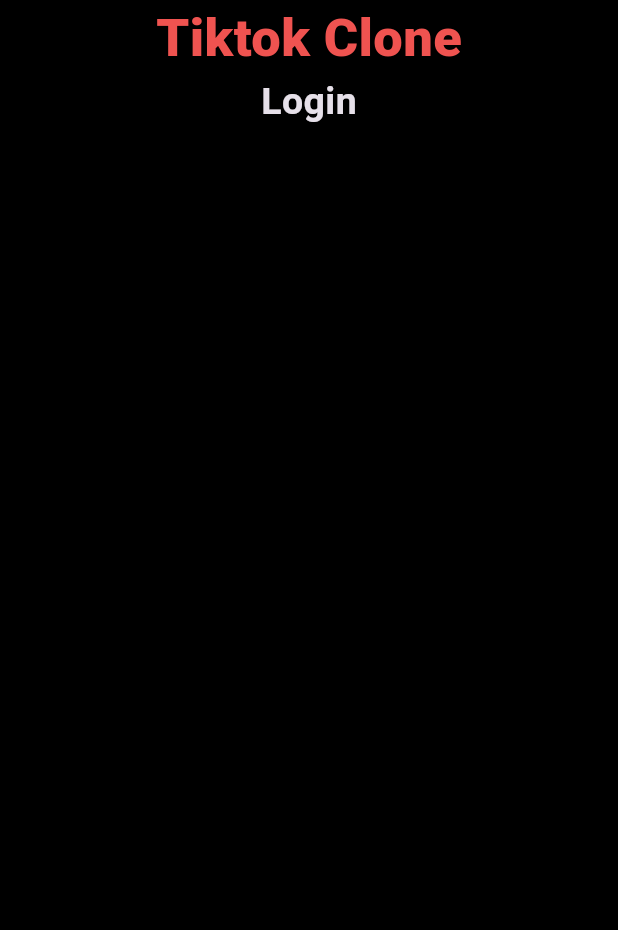
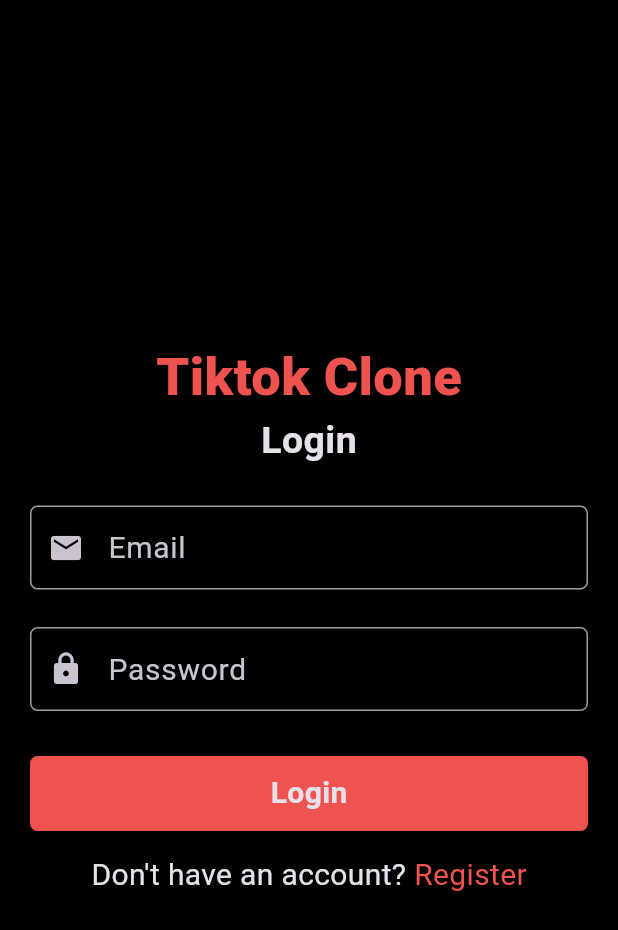
Before and after one commit to hossain-eee/Project-Tiktok-clone, a Flutter app: the screen it shows after launch, on a phone screen of 412 x 824 dp. Shown: the top 930 px of the screen. Run offline on Flutter 3.47's test engine with Material 3 defaults, Android fonts, the phone set to English and light mode, and no system bars.

Commit message:
TextInputField widget apply in Login Screen

```diff
--- a/lib/main.dart
+++ b/lib/main.dart
@@ -20,7 +20,7 @@ class MyApp extends StatelessWidget {
       ), */
       theme:
           ThemeData.dark().copyWith(scaffoldBackgroundColor: backgroundColor),
-      home: const LoginScreen(),
+      home: LoginScreen(),
     );
   }
 }
--- a/lib/views/screens/auth/login_screeen.dart
+++ b/lib/views/screens/auth/login_screeen.dart
@@ -1,15 +1,18 @@
 import 'package:flutter/material.dart';
 import 'package:tiktok_clone/constant.dart';
+import 'package:tiktok_clone/views/widgets/text_input_field.dart';
 
 class LoginScreen extends StatelessWidget {
-  const LoginScreen({super.key});
-
+  LoginScreen({super.key});
+  final TextEditingController _emailController = TextEditingController();
+  final TextEditingController _passwordController = TextEditingController();
   @override
   Widget build(BuildContext context) {
     return Scaffold(
       body: Container(
         alignment: Alignment.center,
         child: Column(
+          mainAxisAlignment: MainAxisAlignment.center,
           children: [
             Text(
               "Tiktok Clone",
@@ -20,8 +23,89 @@ class LoginScreen extends StatelessWidget {
             ),
             const Text(
               "Login",
-              style:  TextStyle(fontSize: 25, fontWeight: FontWeight.w700),
+              style: TextStyle(
+                fontSize: 25,
+                fontWeight: FontWeight.w700,
+              ),
             ),
+            const SizedBox(
+              height: 25,
+            ),
+            //eamil
+            Container(
+              width: MediaQuery.sizeOf(context).width,
+              margin: const EdgeInsets.symmetric(horizontal: 20),
+              child: TextInputField(
+                  controller: _emailController,
+                  labelText: 'Email',
+                  icon: Icons.email),
+            ),
+            const SizedBox(
+              height: 25,
+            ),
+            //passowrd
+            Container(
+              width: MediaQuery.sizeOf(context).width,
+              margin: const EdgeInsets.symmetric(horizontal: 20),
+              child: TextInputField(
+                controller: _passwordController,
+                labelText: 'Password',
+                icon: Icons.lock,
+                isObsecure: true,
+              ),
+            ),
+
+            const SizedBox(
+              height: 30,
+            ),
+            //custom button
+            Container(
+              width: MediaQuery.sizeOf(context).width - 40,
+              height: 50,
+              decoration: BoxDecoration(
+                color: buttonColor,
+                borderRadius: const BorderRadius.all(
+                  Radius.circular(5),
+                ),
+              ),
+              child: InkWell(
+                  onTap: () {
+                    print("Login User");
+                  },
+                  child: const Center(
+                    child: Text(
+                      'Login',
+                      style:
+                          TextStyle(fontSize: 20, fontWeight: FontWeight.w700),
+                    ),
+                  )),
+            ),
+            const SizedBox(
+              height: 15,
+            ),
+            Row(
+              mainAxisAlignment: MainAxisAlignment.center,
+              children: [
+                const Text(
+                  'Don\'t have an account? ',
+                  style: TextStyle(
+                    fontSize: 20,
+                  ),
+                ),
+                InkWell(
+                  onTap: () {
+                    print("Navigating User");
+                  },
+                  child: Text(
+                    'Register',
+                    style: TextStyle(
+                      fontSize: 20,
+                      color: buttonColor,
+                    ),
+                  ),
+                ),
+              ],
+            )
           ],
         ),
       ),
--- a/lib/views/widgets/text_input_field.dart
+++ b/lib/views/widgets/text_input_field.dart
@@ -6,7 +6,7 @@ class TextInputField extends StatelessWidget {
   final String labelText;
   final bool isObsecure;
   final IconData icon;
-  const TextInputField({super.key, required this.controller, required this.labelText, required this.isObsecure, required this.icon});
+  const TextInputField({super.key, required this.controller, required this.labelText,  this.isObsecure=false, required this.icon});
 
   @override
   Widget build(BuildContext context) {
```
